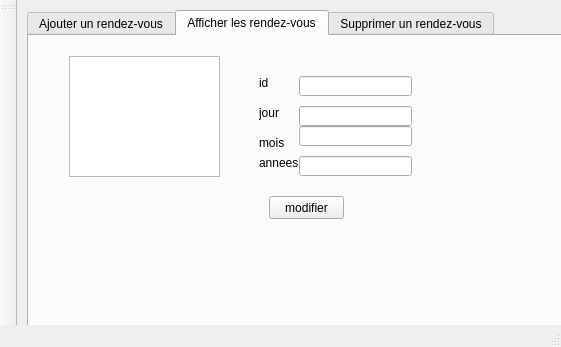
The window that mainwindow.ui (guir0t/Smart-Beauty-Center-2A15) describes before a commit, drawn with Qt 5.
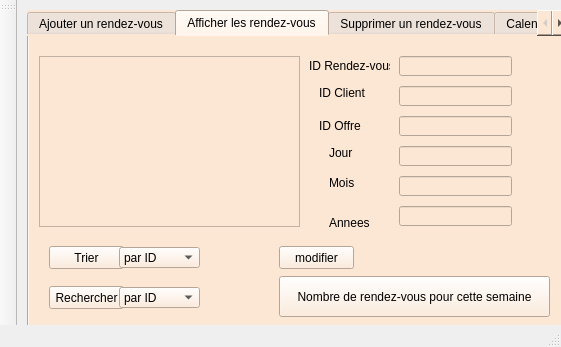
The same window after the commit.

The edit to the form file:
```diff
--- a/mainwindow.ui
+++ b/mainwindow.ui
@@ -26,6 +26,9 @@
       <height>331</height>
      </rect>
     </property>
+    <property name="styleSheet">
+     <string notr="true">background-color: rgb(252, 231, 212);</string>
+    </property>
     <property name="currentIndex">
      <number>1</number>
     </property>
@@ -172,70 +175,70 @@
      <widget class="QTableView" name="tab_rendezvous">
       <property name="geometry">
        <rect>
-        <x>40</x>
+        <x>10</x>
         <y>20</y>
-        <width>151</width>
-        <height>121</height>
+        <width>261</width>
+        <height>171</height>
        </rect>
       </property>
      </widget>
      <widget class="QLabel" name="label_6">
       <property name="geometry">
        <rect>
-        <x>230</x>
-        <y>40</y>
-        <width>47</width>
-        <height>14</height>
+        <x>280</x>
+        <y>20</y>
+        <width>81</width>
+        <height>20</height>
        </rect>
       </property>
       <property name="text">
-       <string>id</string>
+       <string>ID Rendez-vous</string>
       </property>
      </widget>
      <widget class="QLabel" name="label_7">
       <property name="geometry">
        <rect>
-        <x>230</x>
-        <y>70</y>
+        <x>300</x>
+        <y>110</y>
         <width>47</width>
         <height>14</height>
        </rect>
       </property>
       <property name="text">
-       <string>jour</string>
+       <string>Jour</string>
       </property>
      </widget>
      <widget class="QLabel" name="label_8">
       <property name="geometry">
        <rect>
-        <x>230</x>
-        <y>100</y>
+        <x>300</x>
+        <y>140</y>
         <width>47</width>
         <height>14</height>
        </rect>
       </property>
       <property name="text">
-       <string>mois</string>
+       <string>Mois</string>
       </property>
      </widget>
      <widget class="QLabel" name="label_9">
       <property name="geometry">
        <rect>
-        <x>230</x>
-        <y>120</y>
+        <x>300</x>
+        <y>180</y>
         <width>47</width>
         <height>14</height>
        </rect>
       </property>
       <property name="text">
-       <string>annees</string>
+       <string>Annees</string>
       </property>
      </widget>
      <widget class="QLineEdit" name="lineEdit_id">
       <property name="geometry">
        <rect>
-        <x>270</x>
-        <y>40</y>
+        <x>370</x>
+        <y>20</y>
         <width>113</width>
         <height>20</height>
        </rect>
@@ -244,8 +247,8 @@
      <widget class="QLineEdit" name="lineEdit_j">
       <property name="geometry">
        <rect>
-        <x>270</x>
-        <y>70</y>
+        <x>370</x>
+        <y>110</y>
         <width>113</width>
         <height>20</height>
        </rect>
@@ -254,8 +257,8 @@
      <widget class="QLineEdit" name="lineEdit_m">
       <property name="geometry">
        <rect>
-        <x>270</x>
-        <y>90</y>
+        <x>370</x>
+        <y>140</y>
         <width>113</width>
         <height>20</height>
        </rect>
@@ -264,8 +267,8 @@
      <widget class="QLineEdit" name="lineEdit_a">
       <property name="geometry">
        <rect>
-        <x>270</x>
-        <y>120</y>
+        <x>370</x>
+        <y>170</y>
         <width>113</width>
         <height>20</height>
        </rect>
@@ -274,8 +277,8 @@
      <widget class="QPushButton" name="modifier">
       <property name="geometry">
        <rect>
-        <x>240</x>
-        <y>160</y>
+        <x>250</x>
+        <y>210</y>
         <width>75</width>
         <height>23</height>
        </rect>
@@ -284,6 +287,141 @@
        <string>modifier</string>
       </property>
      </widget>
+     <widget class="QLabel" name="label_11">
+      <property name="geometry">
+       <rect>
+        <x>290</x>
+        <y>50</y>
+        <width>47</width>
+        <height>14</height>
+       </rect>
+      </property>
+      <property name="text">
+       <string>ID Client</string>
+      </property>
+     </widget>
+     <widget class="QLineEdit" name="lineEdit_id_c">
+      <property name="geometry">
+       <rect>
+        <x>370</x>
+        <y>50</y>
+        <width>113</width>
+        <height>20</height>
+       </rect>
+      </property>
+     </widget>
+     <widget class="QLabel" name="label_13">
+      <property name="geometry">
+       <rect>
+        <x>290</x>
+        <y>80</y>
+        <width>81</width>
+        <height>20</height>
+       </rect>
+      </property>
+      <property name="text">
+       <string>ID Offre</string>
+      </property>
+     </widget>
+     <widget class="QLineEdit" name="lineEdit_id_o">
+      <property name="geometry">
+       <rect>
+        <x>370</x>
+        <y>80</y>
+        <width>113</width>
+        <height>20</height>
+       </rect>
+      </property>
+     </widget>
+     <widget class="QPushButton" name="pushButton">
+      <property name="geometry">
+       <rect>
+        <x>20</x>
+        <y>210</y>
+        <width>75</width>
+        <height>23</height>
+       </rect>
+      </property>
+      <property name="text">
+       <string>Trier</string>
+      </property>
+     </widget>
+     <widget class="QComboBox" name="comboBox">
+      <property name="geometry">
+       <rect>
+        <x>90</x>
+        <y>211</y>
+        <width>81</width>
+        <height>21</height>
+       </rect>
+      </property>
+      <item>
+       <property name="text">
+        <string>par ID</string>
+       </property>
+      </item>
+      <item>
+       <property name="text">
+        <string>par ID client</string>
+       </property>
+      </item>
+      <item>
+       <property name="text">
+        <string>par ID offre</string>
+       </property>
+      </item>
+     </widget>
+     <widget class="QPushButton" name="pushButton_2">
+      <property name="geometry">
+       <rect>
+        <x>20</x>
+        <y>250</y>
+        <width>75</width>
+        <height>23</height>
+       </rect>
+      </property>
+      <property name="text">
+       <string>Rechercher</string>
+      </property>
+     </widget>
+     <widget class="QComboBox" name="comboBox_2">
+      <property name="geometry">
+       <rect>
+        <x>90</x>
+        <y>251</y>
+        <width>81</width>
+        <height>21</height>
+       </rect>
+      </property>
+      <item>
+       <property name="text">
+        <string>par ID</string>
+       </property>
+      </item>
+      <item>
+       <property name="text">
+        <string>par ID client</string>
+       </property>
+      </item>
+      <item>
+       <property name="text">
+        <string>par ID offre</string>
+       </property>
+      </item>
+     </widget>
+     <widget class="QPushButton" name="pushButton_3">
+      <property name="geometry">
+       <rect>
+        <x>250</x>
+        <y>240</y>
+        <width>271</width>
+        <height>41</height>
+       </rect>
+      </property>
+      <property name="text">
+       <string>Nombre de rendez-vous pour cette semaine</string>
+      </property>
+     </widget>
     </widget>
     <widget class="QWidget" name="tab_3">
      <attribute name="title">
@@ -326,6 +464,21 @@
       </property>
      </widget>
     </widget>
+    <widget class="QWidget" name="tab_4">
+     <attribute name="title">
+      <string>Calendrier</string>
+     </attribute>
+     <widget class="QCalendarWidget" name="calendarWidget">
+      <property name="geometry">
+       <rect>
+        <x>20</x>
+        <y>20</y>
+        <width>461</width>
+        <height>251</height>
+       </rect>
+      </property>
+     </widget>
+    </widget>
    </widget>
   </widget>
   <widget class="QToolBar" name="mainToolBar">
```
Left out of the diff: 60 changed lines with no effect on the pictures.
